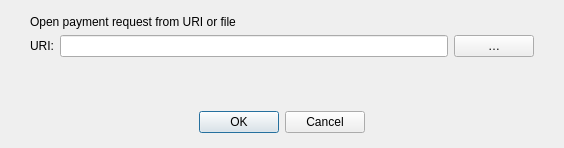
First picture: the form in src/qt/forms/openuridialog.ui, repository FantasyGold/FantasyGold-Core, before the edit.
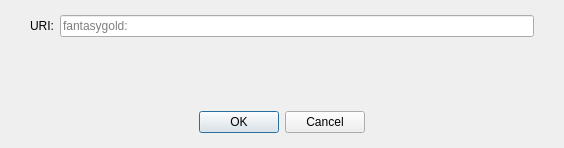
Second picture: the form after the edit. Custom widgets are drawn as their Qt base class.

Commit message: update qt forms

Patch:
```diff
--- a/src/qt/forms/openuridialog.ui
+++ b/src/qt/forms/openuridialog.ui
@@ -26,23 +26,6 @@
    <property name="bottomMargin">
     <number>0</number>
    </property>
-   <item>
-    <layout class="QHBoxLayout" name="horizontalLayout_3">
-     <property name="leftMargin">
-      <number>30</number>
-     </property>
-     <property name="rightMargin">
-      <number>30</number>
-     </property>
-     <item>
-      <widget class="QLabel" name="label_2">
-       <property name="text">
-        <string>Open payment request from URI or file</string>
-       </property>
-      </widget>
-     </item>
-    </layout>
-   </item>
    <item>
     <layout class="QHBoxLayout" name="horizontalLayout">
      <property name="leftMargin">
@@ -59,18 +42,9 @@
       </widget>
      </item>
      <item>
-      <widget class="QValidatedLineEdit" name="uriEdit"/>
-     </item>
-     <item>
-      <widget class="QPushButton" name="selectFileButton">
-       <property name="toolTip">
-        <string>Select payment request file</string>
-       </property>
-       <property name="text">
-        <string notr="true">…</string>
-       </property>
-       <property name="autoDefault">
-        <bool>false</bool>
+      <widget class="QValidatedLineEdit" name="uriEdit">
+       <property name="placeholderText">
+        <string notr="true">fantasygold:</string>
        </property>
       </widget>
      </item>
```
Left out of the diff: 2 changed lines with no effect on the pictures. The commit also changes 7 other files.
